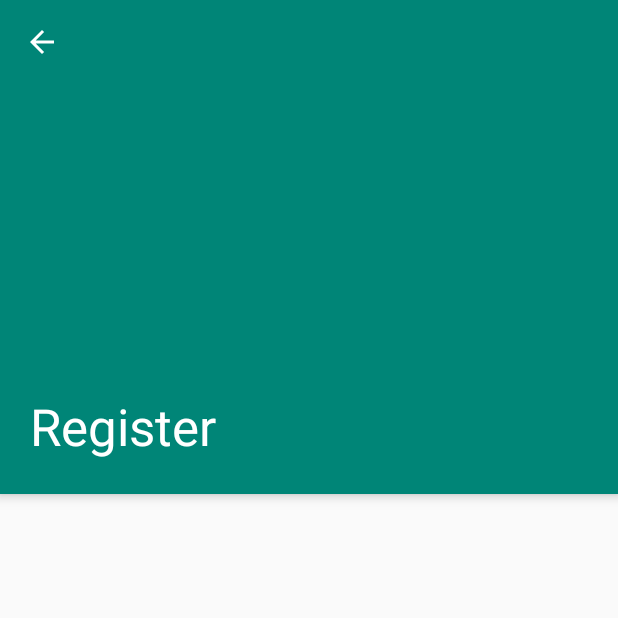
After one commit to PeterCxy/datee-android, an Android app: the RegisterActivity screen opened directly, with no data from a screen before it, on a phone screen of 412 x 824 dp, the top half of it. The commit adds this screen. Run offline under Robolectric (Android 15) with nearby library versions, the phone set to English and light mode, and no system bars.

Commit message:
frame for RegisterActivity

```diff
--- a/app/build.gradle
+++ b/app/build.gradle
@@ -27,6 +27,7 @@ dependencies {
     implementation"org.jetbrains.kotlin:kotlin-stdlib-jdk7:$kotlin_version"
     implementation 'com.android.support:appcompat-v7:28.0.0'
     implementation 'com.android.support.constraint:constraint-layout:1.1.3'
+    implementation 'com.android.support:design:28.0.0'
     testImplementation 'junit:junit:4.12'
     androidTestImplementation 'com.android.support.test:runner:1.0.2'
     androidTestImplementation 'com.android.support.test.espresso:espresso-core:3.0.2'
--- a/app/src/main/AndroidManifest.xml
+++ b/app/src/main/AndroidManifest.xml
@@ -18,6 +18,9 @@
             </intent-filter>
         </activity>
         <activity android:name=".ui.WelcomeActivity"/>
+        <activity
+                android:name=".ui.RegisterActivity"
+                android:label="@string/register"/>
     </application>
 
 </manifest>
--- /dev/null
+++ b/app/src/main/java/ee/dat/ui/RegisterActivity.kt
@@ -0,0 +1,9 @@
+package ee.dat.ui
+
+import android.os.Bundle
+
+class RegisterActivity: WizardActivity() {
+    override fun onCreate(savedInstanceState: Bundle?) {
+        super.onCreate(savedInstanceState)
+    }
+}
--- a/app/src/main/java/ee/dat/ui/WelcomeActivity.kt
+++ b/app/src/main/java/ee/dat/ui/WelcomeActivity.kt
@@ -1,12 +1,20 @@
 package ee.dat.ui
 
+import android.content.Intent
 import android.os.Bundle
 import android.support.v7.app.AppCompatActivity
 import ee.dat.R
+import kotlinx.android.synthetic.main.activity_welcome.*
 
 class WelcomeActivity: AppCompatActivity() {
     override fun onCreate(savedInstanceState: Bundle?) {
         super.onCreate(savedInstanceState)
         setContentView(R.layout.activity_welcome)
+        btn_register.setOnClickListener { this.startRegisterActivity() }
+    }
+
+    private fun startRegisterActivity() {
+        val intent = Intent(this, RegisterActivity::class.java)
+        startActivity(intent)
     }
 }
--- /dev/null
+++ b/app/src/main/java/ee/dat/ui/WizardActivity.kt
@@ -0,0 +1,24 @@
+package ee.dat.ui
+
+import android.os.Bundle
+import android.support.v7.app.AppCompatActivity
+import ee.dat.R
+import kotlinx.android.synthetic.main.activity_wizard.*
+
+abstract class WizardActivity: AppCompatActivity() {
+    override fun onCreate(savedInstanceState: Bundle?) {
+        super.onCreate(savedInstanceState)
+        setContentView(R.layout.activity_wizard)
+        setSupportActionBar(toolbar)
+        supportActionBar!!.setDisplayHomeAsUpEnabled(true)
+        window.decorView.viewTreeObserver.addOnPreDrawListener {
+            appbar.layoutParams.height = (window.decorView.height * 0.4).toInt()
+            true
+        }
+    }
+
+    override fun onSupportNavigateUp(): Boolean {
+        finish()
+        return true
+    }
+}
--- /dev/null
+++ b/app/src/main/res/animator/appbar_animator.xml
@@ -0,0 +1,11 @@
+<?xml version="1.0" encoding="utf-8"?>
+<selector xmlns:tools="http://schemas.android.com/tools"
+          xmlns:android="http://schemas.android.com/apk/res/android"
+          tools:ignore="PrivateResource">
+    <item>
+        <objectAnimator
+                android:propertyName="elevation"
+                android:valueTo="@dimen/design_appbar_elevation"
+                android:valueType="floatType" />
+    </item>
+</selector>
--- /dev/null
+++ b/app/src/main/res/layout/activity_wizard.xml
@@ -0,0 +1,40 @@
+<?xml version="1.0" encoding="utf-8"?>
+<android.support.design.widget.CoordinatorLayout xmlns:android="http://schemas.android.com/apk/res/android"
+                                             xmlns:app="http://schemas.android.com/apk/res-auto"
+                                             android:layout_width="match_parent"
+                                             android:layout_height="match_parent">
+    <android.support.design.widget.AppBarLayout
+        android:id="@+id/appbar"
+        android:layout_width="match_parent"
+        android:layout_height="200dp"
+        android:theme="@style/ThemeOverlay.AppCompat.Dark.ActionBar"
+        android:stateListAnimator="@animator/appbar_animator">
+        <android.support.design.widget.CollapsingToolbarLayout
+                android:id="@+id/collapsing_toolbar"
+                android:layout_width="match_parent"
+                android:layout_height="match_parent"
+                app:contentScrim="?attr/colorPrimary"
+                app:expandedTitleMarginStart="20dp"
+                app:layout_scrollFlags="scroll|exitUntilCollapsed|snap">
+
+            <FrameLayout
+                    android:layout_width="match_parent"
+                    android:layout_height="match_parent"
+                    android:background="?attr/colorPrimary"
+                    app:layout_collapseMode="parallax"/>
+            <android.support.v7.widget.Toolbar
+                    android:id="@+id/toolbar"
+                    android:layout_width="match_parent"
+                    android:layout_height="?attr/actionBarSize"
+                    app:layout_collapseMode="pin"
+                    app:popupTheme="@style/ThemeOverlay.AppCompat.Light"/>
+
+        </android.support.design.widget.CollapsingToolbarLayout>
+    </android.support.design.widget.AppBarLayout>
+
+    <android.support.v4.widget.NestedScrollView
+            android:id="@+id/wizard_frame"
+            android:layout_width="match_parent"
+            android:layout_height="match_parent"
+            app:layout_behavior="@string/appbar_scrolling_view_behavior"/>
+</android.support.design.widget.CoordinatorLayout>
```
